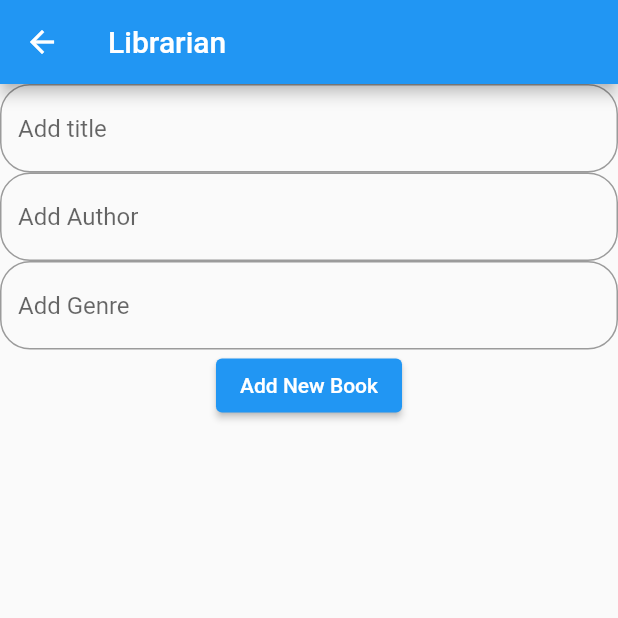
After one commit to AbdulazizAlkhars/liberary_project, a Flutter app: the screen it shows after launch, after a tap on "Add New Book", on a phone screen of 412 x 824 dp, the top half of it. The commit adds this screen. Run offline on Flutter 3.47's test engine with Material 2 defaults, Android fonts, the phone set to English and light mode, and no system bars; our stand-ins replace go_router.

```diff
--- a/lib/main.dart
+++ b/lib/main.dart
@@ -1,4 +1,6 @@
 import 'package:flutter/material.dart';
+import 'package:go_router/go_router.dart';
+import 'package:liberary_project/pages/add_books.dart';
 import 'package:liberary_project/pages/home_page.dart';
 import 'package:liberary_project/providers/books_provider.dart';
 import 'package:provider/provider.dart';
@@ -8,12 +10,20 @@ void main() {
       create: ((context) => BooksProvider()), child: MyApp()));
 }
 
+final _router = GoRouter(routes: [
+  GoRoute(path: "/", builder: (context, state) => HomePage()),
+  GoRoute(path: "/w", builder: (context, state) => AddBook())
+]);
+
 class MyApp extends StatelessWidget {
   const MyApp({Key? key}) : super(key: key);
 
-  // This widget is the root of your application.
   @override
   Widget build(BuildContext context) {
-    return MaterialApp(home: HomePage());
+    return MaterialApp.router(
+      routeInformationParser: _router.routeInformationParser,
+      routerDelegate: _router.routerDelegate,
+      routeInformationProvider: _router.routeInformationProvider,
+    );
   }
 }
--- /dev/null
+++ b/lib/pages/add_books.dart
@@ -0,0 +1,65 @@
+import 'package:flutter/material.dart';
+
+import 'package:go_router/go_router.dart';
+
+import 'package:liberary_project/providers/books_provider.dart';
+
+import 'package:provider/provider.dart';
+
+class AddBook extends StatelessWidget {
+  const AddBook({Key? key}) : super(key: key);
+
+  @override
+  Widget build(BuildContext context) {
+    var addTitle = TextEditingController();
+    var addAuthor = TextEditingController();
+    var addGenre = TextEditingController();
+
+    return Scaffold(
+      appBar: AppBar(
+        title: const Text("Librarian"),
+      ),
+      body: Column(children: [
+        TextField(
+          controller: addTitle,
+          decoration: InputDecoration(
+            hintText: 'Add title',
+            border: OutlineInputBorder(
+              borderRadius: BorderRadius.circular(20),
+              borderSide: const BorderSide(
+                width: 1,
+              ),
+            ),
+          ),
+        ),
+        TextField(
+            controller: addAuthor,
+            decoration: InputDecoration(
+                hintText: 'Add Author',
+                border: OutlineInputBorder(
+                    borderRadius: BorderRadius.circular(20),
+                    borderSide: const BorderSide(
+                      width: 1,
+                    )))),
+        TextField(
+            controller: addGenre,
+            decoration: InputDecoration(
+                hintText: 'Add Genre',
+                border: OutlineInputBorder(
+                    borderRadius: BorderRadius.circular(20),
+                    borderSide: const BorderSide(
+                      width: 1,
+                    )))),
+        ElevatedButton(
+            onPressed: () {
+              context.read<BooksProvider>().addBook(
+                  title: addTitle.text,
+                  author: addAuthor.text,
+                  genre: addGenre.text);
+              context.pop();
+            },
+            child: const Text("Add New Book"))
+      ]),
+    );
+  }
+}
--- a/lib/pages/home_page.dart
+++ b/lib/pages/home_page.dart
@@ -1,6 +1,7 @@
 import 'package:flutter/material.dart';
 import 'package:flutter/src/foundation/key.dart';
 import 'package:flutter/src/widgets/framework.dart';
+import 'package:go_router/go_router.dart';
 import 'package:liberary_project/providers/books_provider.dart';
 import 'package:liberary_project/widgets/book_tile.dart';
 import 'package:provider/provider.dart';
@@ -35,10 +36,16 @@ class HomePage extends StatelessWidget {
               ),
             ),
             //   ],
-            // ),
             ElevatedButton(
                 onPressed: () {
-                  context.read<BooksProvider>().searchBook(searchControler.text);
+                  context.push("/w");
+                },
+                child: const Text("Add New Book")),
+            ElevatedButton(
+                onPressed: () {
+                  context
+                      .read<BooksProvider>()
+                      .searchBook(searchControler.text.toLowerCase());
                 },
                 child: const Text("Search")),
             Expanded(
--- a/lib/providers/books_provider.dart
+++ b/lib/providers/books_provider.dart
@@ -77,11 +77,28 @@ class BooksProvider extends ChangeNotifier {
 
   void searchBook(controller) {
     List<Books> filteredList = books
-        .where((element) =>
-            element.title.contains(controller.toLowrCase()))
+        .where((element) => element.title.toLowerCase().contains(controller))
         .toList();
     books = filteredList;
     print(books);
-    // notifyListeners();
+    notifyListeners();
+  }
+
+  void addBook({required title, required author, required genre}) {
+    List<String> listGenre = [genre];
+    var item = Books(
+        id: books[books.length - 1].id + 1,
+        author: author,
+        title: title,
+        genre: listGenre);
+
+    books.add(item);
+    notifyListeners();
+  }
+
+  void borrowBook({required int id}) {
+    var item = books.firstWhere((element) => element.id == id);
+    item.available = !item.available;
+    notifyListeners();
   }
 }
--- a/lib/widgets/book_tile.dart
+++ b/lib/widgets/book_tile.dart
@@ -1,6 +1,9 @@
 import 'package:flutter/material.dart';
 import 'package:liberary_project/models/books.dart';
 import 'dart:math';
+
+import 'package:liberary_project/providers/books_provider.dart';
+import 'package:provider/provider.dart';
 
 class BookTile extends StatelessWidget {
   final Books book;
@@ -64,7 +67,11 @@ class BookTile extends StatelessWidget {
                         width: 70,
                         height: 30,
                         child: ElevatedButton(
-                          onPressed: () {},
+                          onPressed: () {
+                            context
+                                .read<BooksProvider>()
+                                .borrowBook(id: book.id);
+                          },
                           child: const Text(
                             "Borrow",
                             style: TextStyle(fontSize: 11),
--- a/pubspec.yaml
+++ b/pubspec.yaml
@@ -34,6 +34,7 @@ dependencies:
   # Use with the CupertinoIcons class for iOS style icons.
   cupertino_icons: ^1.0.2
   provider: ^6.0.3
+  go_router: ^4.0.0
 
 dev_dependencies:
   flutter_test:
```
Also changed, not shown: pubspec.lock.
